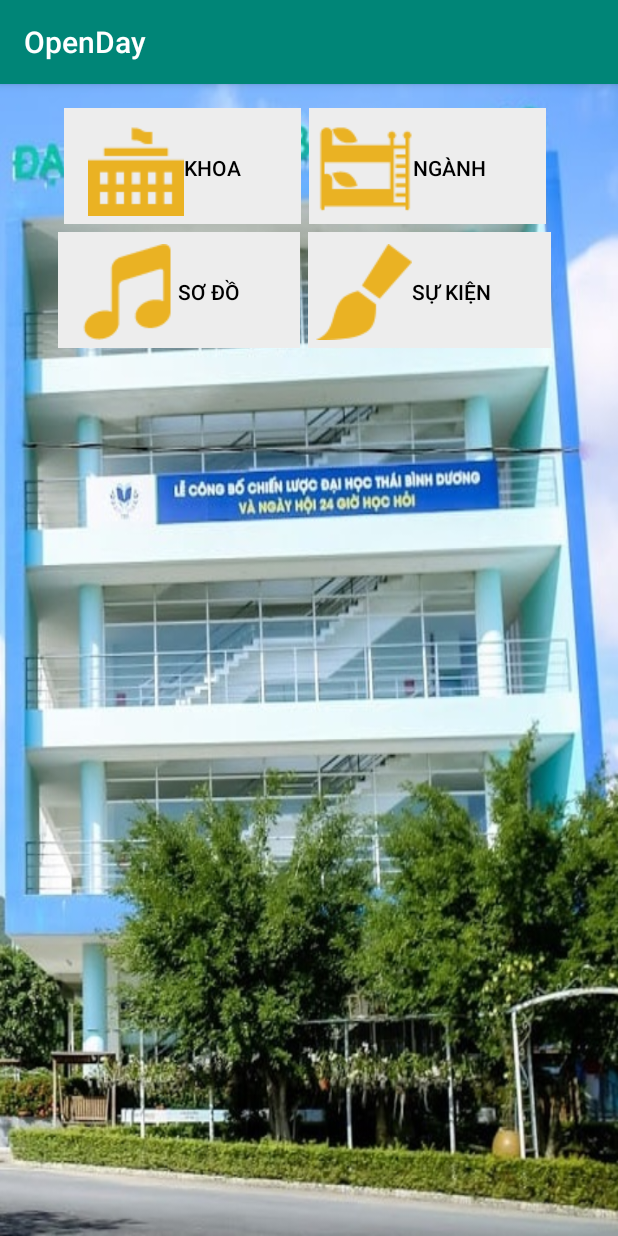
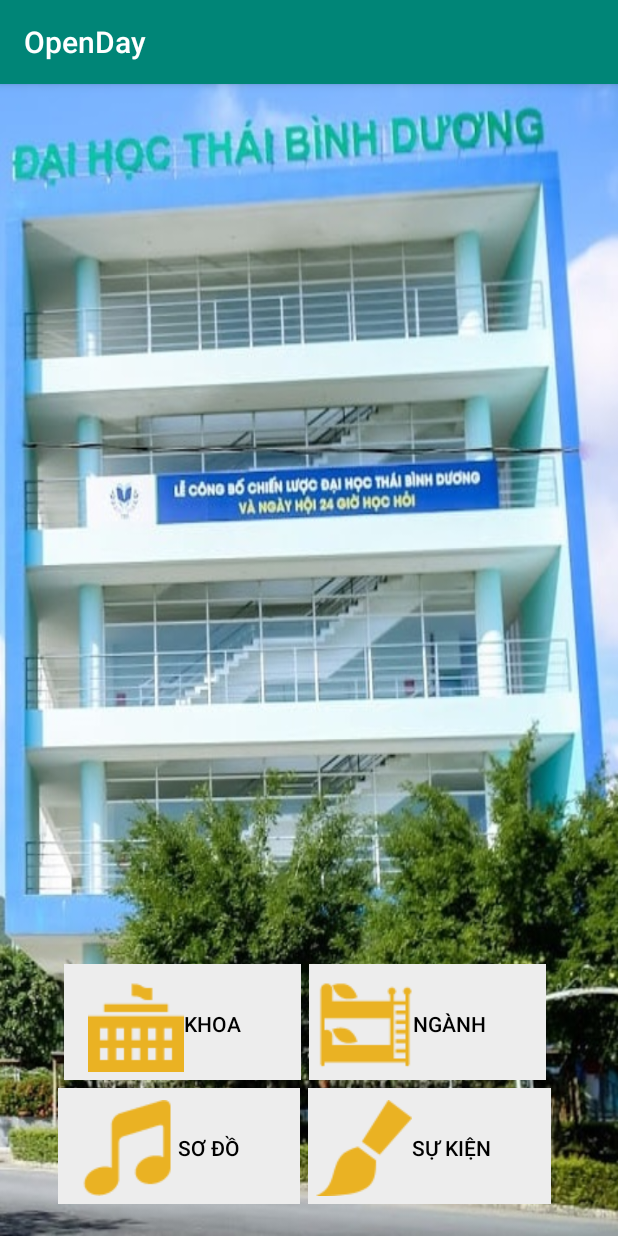
Before and after one commit to Bottle1985/OpenDay, an Android app: the screen it shows after launch (MainActivity), on a phone screen of 412 x 824 dp. Run offline under Robolectric (Android 15) with nearby library versions, the light colour scheme and no system bars.

Commit message:
Aligh bottom for mainmenu

```diff
--- a/app/src/main/res/layout/activity_main.xml
+++ b/app/src/main/res/layout/activity_main.xml
@@ -4,7 +4,8 @@
     android:layout_height="match_parent"
     android:orientation="vertical"
     android:background="@drawable/bg"
-    android:padding="16dp">
+    android:padding="16dp"
+    android:gravity="bottom" >
     <LinearLayout
         android:layout_width="fill_parent"
         android:layout_height="wrap_content"
```
